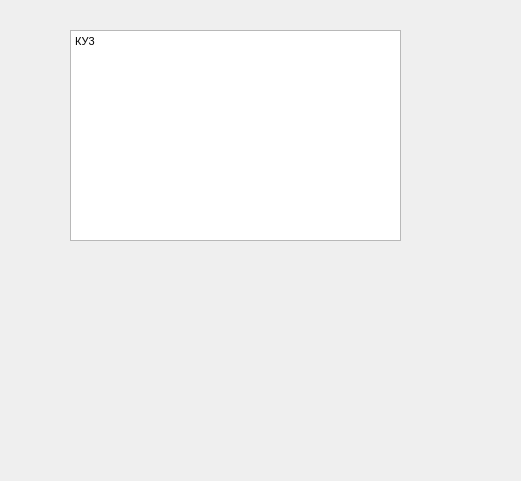
The window that Kurse/third_sub_menu_widget.ui (Aleksandra06/Travel_guide) describes before a commit, drawn with Qt 5.
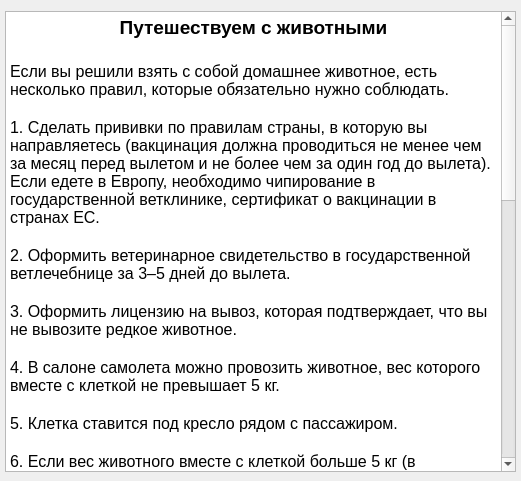
The same window after the commit.

Commit message: Добавление информации в первом пункте меню, создание списочного интерфейса

Patch:
```diff
--- a/Kurse/third_sub_menu_widget.ui
+++ b/Kurse/third_sub_menu_widget.ui
@@ -13,13 +13,13 @@
   <property name="windowTitle">
    <string>Form</string>
   </property>
-  <widget class="QTextEdit" name="textEdit">
+  <widget class="QTextBrowser" name="textBrowser">
    <property name="geometry">
     <rect>
-     <x>70</x>
-     <y>30</y>
-     <width>331</width>
-     <height>211</height>
+     <x>5</x>
+     <y>11</y>
+     <width>511</width>
+     <height>461</height>
     </rect>
    </property>
    <property name="html">
@@ -27,9 +27,45 @@
 &lt;html&gt;&lt;head&gt;&lt;meta name=&quot;qrichtext&quot; content=&quot;1&quot; /&gt;&lt;style type=&quot;text/css&quot;&gt;
 p, li { white-space: pre-wrap; }
 &lt;/style&gt;&lt;/head&gt;&lt;body style=&quot; font-family:'MS Shell Dlg 2'; font-size:8.25pt; font-weight:400; font-style:normal;&quot;&gt;
-&lt;p style=&quot; margin-top:0px; margin-bottom:0px; margin-left:0px; margin-right:0px; -qt-block-indent:0; text-indent:0px;&quot;&gt;КУ3&lt;/p&gt;
-&lt;p style=&quot;-qt-paragraph-type:empty; margin-top:0px; margin-bottom:0px; margin-left:0px; margin-right:0px; -qt-block-indent:0; text-indent:0px;&quot;&gt;&lt;br /&gt;&lt;/p&gt;
-&lt;p style=&quot;-qt-paragraph-type:empty; margin-top:0px; margin-bottom:0px; margin-left:0px; margin-right:0px; -qt-block-indent:0; text-indent:0px;&quot;&gt;&lt;br /&gt;&lt;/p&gt;&lt;/body&gt;&lt;/html&gt;</string>
+&lt;p align=&quot;center&quot; style=&quot; margin-top:0px; margin-bottom:0px; margin-left:0px; margin-right:0px; -qt-block-indent:0; text-indent:0px;&quot;&gt;&lt;span style=&quot; font-size:14pt; font-weight:600;&quot;&gt;Путешествуем с животными&lt;/span&gt;&lt;/p&gt;
+&lt;p align=&quot;center&quot; style=&quot;-qt-paragraph-type:empty; margin-top:0px; margin-bottom:0px; margin-left:0px; margin-right:0px; -qt-block-indent:0; text-indent:0px; font-size:14pt; font-weight:600;&quot;&gt;&lt;br /&gt;&lt;/p&gt;
+&lt;p style=&quot; margin-top:0px; margin-bottom:0px; margin-left:0px; margin-right:0px; -qt-block-indent:0; text-indent:0px;&quot;&gt;&lt;span style=&quot; font-size:12pt;&quot;&gt;Если вы решили взять с собой домашнее животное, есть несколько правил, которые обязательно нужно соблюдать.&lt;/span&gt;&lt;/p&gt;
+&lt;p style=&quot;-qt-paragraph-type:empty; margin-top:0px; margin-bottom:0px; margin-left:0px; margin-right:0px; -qt-block-indent:0; text-indent:0px; font-size:12pt;&quot;&gt;&lt;br /&gt;&lt;/p&gt;
+&lt;p style=&quot; margin-top:0px; margin-bottom:0px; margin-left:0px; margin-right:0px; -qt-block-indent:0; text-indent:0px;&quot;&gt;&lt;span style=&quot; font-size:12pt;&quot;&gt;1. Сделать прививки по правилам страны, в которую вы направляетесь (вакцинация должна проводиться не менее чем за месяц перед вылетом и не более чем за один год до вылета). Если едете в Европу, необходимо чипирование в государственной ветклинике, сертификат о вакцинации в странах ЕС.&lt;/span&gt;&lt;/p&gt;
+&lt;p style=&quot;-qt-paragraph-type:empty; margin-top:0px; margin-bottom:0px; margin-left:0px; margin-right:0px; -qt-block-indent:0; text-indent:0px; font-size:12pt;&quot;&gt;&lt;br /&gt;&lt;/p&gt;
+&lt;p style=&quot; margin-top:0px; margin-bottom:0px; margin-left:0px; margin-right:0px; -qt-block-indent:0; text-indent:0px;&quot;&gt;&lt;span style=&quot; font-size:12pt;&quot;&gt;2. Оформить ветеринарное свидетельство в государственной ветлечебнице за 3–5 дней до вылета.&lt;/span&gt;&lt;/p&gt;
+&lt;p style=&quot;-qt-paragraph-type:empty; margin-top:0px; margin-bottom:0px; margin-left:0px; margin-right:0px; -qt-block-indent:0; text-indent:0px; font-size:12pt;&quot;&gt;&lt;br /&gt;&lt;/p&gt;
+&lt;p style=&quot; margin-top:0px; margin-bottom:0px; margin-left:0px; margin-right:0px; -qt-block-indent:0; text-indent:0px;&quot;&gt;&lt;span style=&quot; font-size:12pt;&quot;&gt;3. Оформить лицензию на вывоз, которая подтверждает, что вы не вывозите редкое животное.&lt;/span&gt;&lt;/p&gt;
+&lt;p style=&quot;-qt-paragraph-type:empty; margin-top:0px; margin-bottom:0px; margin-left:0px; margin-right:0px; -qt-block-indent:0; text-indent:0px; font-size:12pt;&quot;&gt;&lt;br /&gt;&lt;/p&gt;
+&lt;p style=&quot; margin-top:0px; margin-bottom:0px; margin-left:0px; margin-right:0px; -qt-block-indent:0; text-indent:0px;&quot;&gt;&lt;span style=&quot; font-size:12pt;&quot;&gt;4. В салоне самолета можно провозить животное, вес которого вместе с клеткой не превышает 5 кг.&lt;/span&gt;&lt;/p&gt;
+&lt;p style=&quot;-qt-paragraph-type:empty; margin-top:0px; margin-bottom:0px; margin-left:0px; margin-right:0px; -qt-block-indent:0; text-indent:0px; font-size:12pt;&quot;&gt;&lt;br /&gt;&lt;/p&gt;
+&lt;p style=&quot; margin-top:0px; margin-bottom:0px; margin-left:0px; margin-right:0px; -qt-block-indent:0; text-indent:0px;&quot;&gt;&lt;span style=&quot; font-size:12pt;&quot;&gt;5. Клетка ставится под кресло рядом с пассажиром.&lt;/span&gt;&lt;/p&gt;
+&lt;p style=&quot;-qt-paragraph-type:empty; margin-top:0px; margin-bottom:0px; margin-left:0px; margin-right:0px; -qt-block-indent:0; text-indent:0px; font-size:12pt;&quot;&gt;&lt;br /&gt;&lt;/p&gt;
+&lt;p style=&quot; margin-top:0px; margin-bottom:0px; margin-left:0px; margin-right:0px; -qt-block-indent:0; text-indent:0px;&quot;&gt;&lt;span style=&quot; font-size:12pt;&quot;&gt;6. Если вес животного вместе с клеткой больше 5 кг (в некоторых авиакомпаниях — больше 8 кг), она перевозится в грузовом отсеке и оплачивается как сверхнормативный багаж. Если собака весит больше 40 кг, нужно покупать отдельный билет, но лететь она все равно будет в грузовом отсеке, в клетке.&lt;/span&gt;&lt;/p&gt;
+&lt;p style=&quot;-qt-paragraph-type:empty; margin-top:0px; margin-bottom:0px; margin-left:0px; margin-right:0px; -qt-block-indent:0; text-indent:0px; font-size:12pt;&quot;&gt;&lt;br /&gt;&lt;/p&gt;
+&lt;p style=&quot; margin-top:0px; margin-bottom:0px; margin-left:0px; margin-right:0px; -qt-block-indent:0; text-indent:0px;&quot;&gt;&lt;span style=&quot; font-size:12pt;&quot;&gt;7. Не давайте животному есть за 12 часов и пить за 4 часа до вылета. Если животное беспокойное, можно применить транквилизатор.&lt;/span&gt;&lt;/p&gt;
+&lt;p style=&quot;-qt-paragraph-type:empty; margin-top:0px; margin-bottom:0px; margin-left:0px; margin-right:0px; -qt-block-indent:0; text-indent:0px; font-size:12pt;&quot;&gt;&lt;br /&gt;&lt;/p&gt;
+&lt;p style=&quot;-qt-paragraph-type:empty; margin-top:0px; margin-bottom:0px; margin-left:0px; margin-right:0px; -qt-block-indent:0; text-indent:0px; font-size:12pt;&quot;&gt;&lt;br /&gt;&lt;/p&gt;
+&lt;p style=&quot; margin-top:0px; margin-bottom:0px; margin-left:0px; margin-right:0px; -qt-block-indent:0; text-indent:0px;&quot;&gt;&lt;span style=&quot; font-size:12pt;&quot;&gt;Требования к клетке&lt;/span&gt;&lt;/p&gt;
+&lt;p style=&quot; margin-top:0px; margin-bottom:0px; margin-left:0px; margin-right:0px; -qt-block-indent:0; text-indent:0px;&quot;&gt;&lt;span style=&quot; font-size:12pt;&quot;&gt;1. Животные в клетке должны иметь возможность стоять с поднятой головой, не доставая до крышки, и удобно лежать.&lt;/span&gt;&lt;/p&gt;
+&lt;p style=&quot;-qt-paragraph-type:empty; margin-top:0px; margin-bottom:0px; margin-left:0px; margin-right:0px; -qt-block-indent:0; text-indent:0px; font-size:12pt;&quot;&gt;&lt;br /&gt;&lt;/p&gt;
+&lt;p style=&quot; margin-top:0px; margin-bottom:0px; margin-left:0px; margin-right:0px; -qt-block-indent:0; text-indent:0px;&quot;&gt;&lt;span style=&quot; font-size:12pt;&quot;&gt;2. Клетка должна быть из твердой пластмассы со встроенной металлической дверцей.&lt;/span&gt;&lt;/p&gt;
+&lt;p style=&quot;-qt-paragraph-type:empty; margin-top:0px; margin-bottom:0px; margin-left:0px; margin-right:0px; -qt-block-indent:0; text-indent:0px; font-size:12pt;&quot;&gt;&lt;br /&gt;&lt;/p&gt;
+&lt;p style=&quot; margin-top:0px; margin-bottom:0px; margin-left:0px; margin-right:0px; -qt-block-indent:0; text-indent:0px;&quot;&gt;&lt;span style=&quot; font-size:12pt;&quot;&gt;3. К клетке должны быть прикреплены копии паспорта животного (ветеринарная декларация).&lt;/span&gt;&lt;/p&gt;
+&lt;p style=&quot;-qt-paragraph-type:empty; margin-top:0px; margin-bottom:0px; margin-left:0px; margin-right:0px; -qt-block-indent:0; text-indent:0px; font-size:12pt;&quot;&gt;&lt;br /&gt;&lt;/p&gt;
+&lt;p style=&quot; margin-top:0px; margin-bottom:0px; margin-left:0px; margin-right:0px; -qt-block-indent:0; text-indent:0px;&quot;&gt;&lt;span style=&quot; font-size:12pt;&quot;&gt;4. В клетке должны быть жесткие емкости для пищи и воды.&lt;/span&gt;&lt;/p&gt;
+&lt;p style=&quot;-qt-paragraph-type:empty; margin-top:0px; margin-bottom:0px; margin-left:0px; margin-right:0px; -qt-block-indent:0; text-indent:0px; font-size:12pt;&quot;&gt;&lt;br /&gt;&lt;/p&gt;
+&lt;p style=&quot; margin-top:0px; margin-bottom:0px; margin-left:0px; margin-right:0px; -qt-block-indent:0; text-indent:0px;&quot;&gt;&lt;span style=&quot; font-size:12pt;&quot;&gt;5. Емкости должны быть доступны при закрытой дверце.&lt;/span&gt;&lt;/p&gt;
+&lt;p style=&quot;-qt-paragraph-type:empty; margin-top:0px; margin-bottom:0px; margin-left:0px; margin-right:0px; -qt-block-indent:0; text-indent:0px; font-size:12pt;&quot;&gt;&lt;br /&gt;&lt;/p&gt;
+&lt;p style=&quot; margin-top:0px; margin-bottom:0px; margin-left:0px; margin-right:0px; -qt-block-indent:0; text-indent:0px;&quot;&gt;&lt;span style=&quot; font-size:12pt;&quot;&gt;6. Дно клетки должен устилать впитывающий материал: тряпки, газеты и другие материалы, кроме соломенной подстилки.&lt;/span&gt;&lt;/p&gt;
+&lt;p style=&quot;-qt-paragraph-type:empty; margin-top:0px; margin-bottom:0px; margin-left:0px; margin-right:0px; -qt-block-indent:0; text-indent:0px; font-size:12pt;&quot;&gt;&lt;br /&gt;&lt;/p&gt;
+&lt;p style=&quot; margin-top:0px; margin-bottom:0px; margin-left:0px; margin-right:0px; -qt-block-indent:0; text-indent:0px;&quot;&gt;&lt;span style=&quot; font-size:12pt;&quot;&gt;7. На клетке должна быть одна наклейка Live Animal и две «Верх», ярлык с именем, адресом и номером пассажира.&lt;/span&gt;&lt;/p&gt;
+&lt;p style=&quot;-qt-paragraph-type:empty; margin-top:0px; margin-bottom:0px; margin-left:0px; margin-right:0px; -qt-block-indent:0; text-indent:0px; font-size:12pt;&quot;&gt;&lt;br /&gt;&lt;/p&gt;
+&lt;p style=&quot; margin-top:0px; margin-bottom:0px; margin-left:0px; margin-right:0px; -qt-block-indent:0; text-indent:0px;&quot;&gt;&lt;span style=&quot; font-size:12pt;&quot;&gt;8. В клетке не должно быть поводка и намордника.&lt;/span&gt;&lt;/p&gt;
+&lt;p style=&quot;-qt-paragraph-type:empty; margin-top:0px; margin-bottom:0px; margin-left:0px; margin-right:0px; -qt-block-indent:0; text-indent:0px; font-size:12pt;&quot;&gt;&lt;br /&gt;&lt;/p&gt;
+&lt;p style=&quot; margin-top:0px; margin-bottom:0px; margin-left:0px; margin-right:0px; -qt-block-indent:0; text-indent:0px;&quot;&gt;&lt;span style=&quot; font-size:12pt;&quot;&gt;9. На дверце клетки должен быть прочный замок.&lt;/span&gt;&lt;/p&gt;
+&lt;p style=&quot;-qt-paragraph-type:empty; margin-top:0px; margin-bottom:0px; margin-left:0px; margin-right:0px; -qt-block-indent:0; text-indent:0px; font-size:12pt;&quot;&gt;&lt;br /&gt;&lt;/p&gt;
+&lt;p style=&quot; margin-top:0px; margin-bottom:0px; margin-left:0px; margin-right:0px; -qt-block-indent:0; text-indent:0px;&quot;&gt;&lt;span style=&quot; font-size:12pt;&quot;&gt;10. Колеса должны быть сняты.&lt;/span&gt;&lt;/p&gt;&lt;/body&gt;&lt;/html&gt;</string>
    </property>
   </widget>
  </widget>
```
The commit also changes 7 other files.
